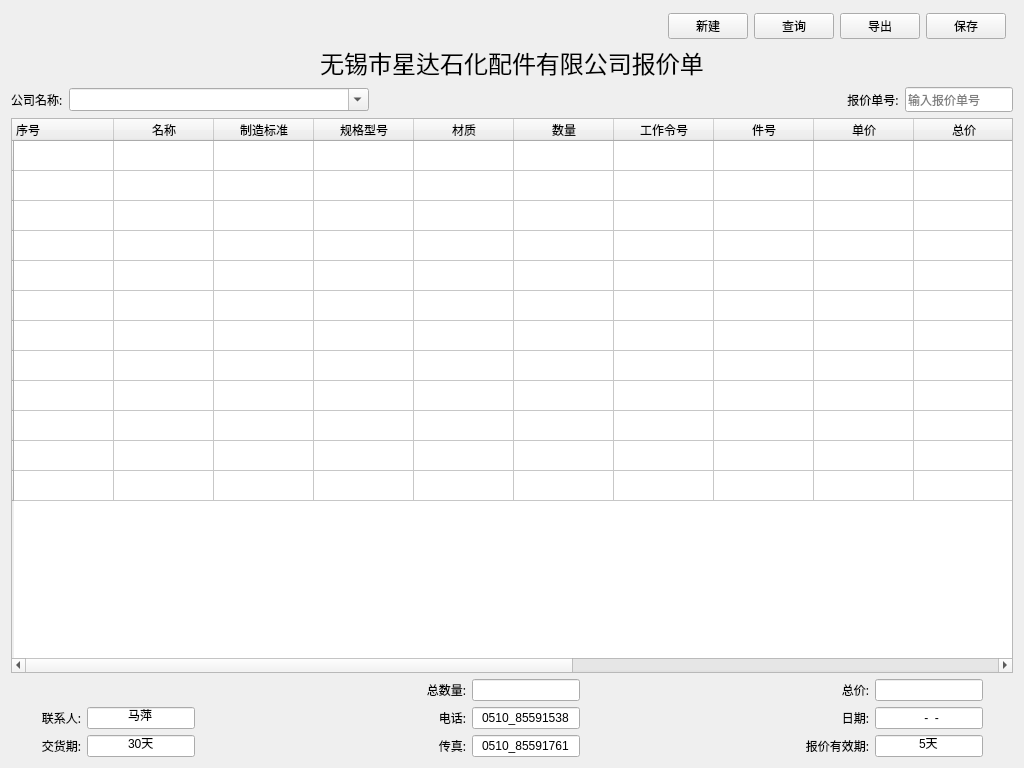
The window that wxxd/sale/quote.ui (djshao/mto) describes before a commit, drawn with Qt 5.
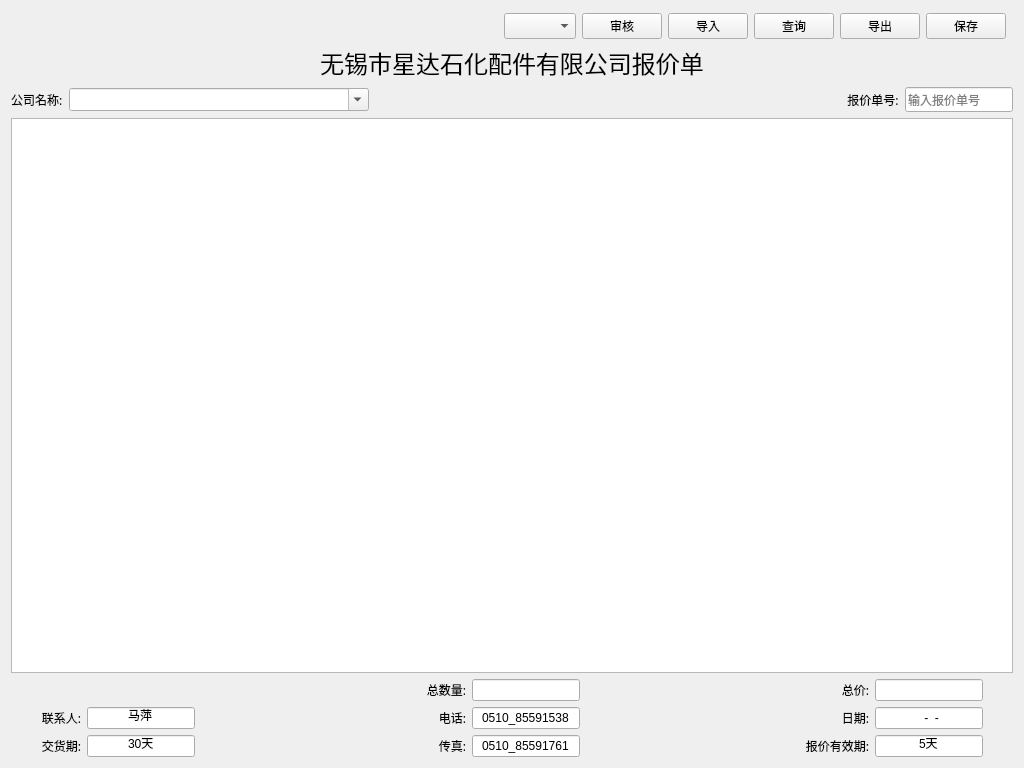
The same window after the commit. Icons and pictures are not drawn.

```diff
--- a/wxxd/sale/quote.ui
+++ b/wxxd/sale/quote.ui
@@ -1,7 +1,7 @@
 <?xml version="1.0" encoding="UTF-8"?>
 <ui version="4.0">
- <class>Fquote</class>
- <widget class="QWidget" name="Fquote">
+ <class>wgt_quote</class>
+ <widget class="QWidget" name="wgt_quote">
   <property name="geometry">
    <rect>
     <x>0</x>
@@ -18,8 +18,6 @@
   </property>
   <layout class="QGridLayout" name="gridLayout_2">
    <item row="0" column="0">
-    <layout class="QVBoxLayout" name="verticalLayout">
-     <item>
       <layout class="QHBoxLayout" name="horizontalLayout">
        <property name="topMargin">
         <number>2</number>
@@ -40,10 +38,40 @@
          </property>
         </spacer>
        </item>
+     <item>
+      <widget class="QComboBox" name="cbo_state">
+       <property name="minimumSize">
+        <size>
+         <width>0</width>
+         <height>26</height>
+        </size>
+       </property>
+       <property name="toolTip">
+        <string>审核情况</string>
+       </property>
+       <property name="currentText">
+        <string/>
+       </property>
+      </widget>
+     </item>
+     <item>
+      <widget class="QPushButton" name="btn_check">
+       <property name="toolTip">
+        <string>审核</string>
+       </property>
+       <property name="text">
+        <string>审核</string>
+       </property>
+       <property name="icon">
+        <iconset resource="../myImage.qrc">
+         <normaloff>:/myImage/images/check.png</normaloff>:/myImage/images/check.png</iconset>
+       </property>
+      </widget>
+     </item>
        <item>
         <widget class="QPushButton" name="PBnew">
          <property name="text">
-          <string>新建</string>
+        <string>导入</string>
          </property>
          <property name="icon">
           <iconset resource="../erp.qrc">
@@ -86,7 +114,7 @@
        </item>
       </layout>
      </item>
-     <item>
+   <item row="1" column="0">
       <widget class="QLabel" name="label">
        <property name="font">
         <font>
@@ -102,7 +130,7 @@
        </property>
       </widget>
      </item>
-     <item>
+   <item row="2" column="0">
       <layout class="QHBoxLayout" name="horizontalLayout_2" stretch="0,0,3,0,0">
        <item>
         <widget class="QLabel" name="label_11">
@@ -182,8 +210,8 @@
          <property name="statusTip">
           <string/>
          </property>
-         <property name="inputMask">
-          <string>99999999</string>
+       <property name="frame">
+        <bool>true</bool>
          </property>
          <property name="alignment">
           <set>Qt::AlignLeading|Qt::AlignLeft|Qt::AlignVCenter</set>
@@ -191,14 +219,15 @@
          <property name="placeholderText">
           <string>输入报价单号</string>
          </property>
+       <property name="clearButtonEnabled">
+        <bool>true</bool>
+       </property>
         </widget>
        </item>
       </layout>
      </item>
-    </layout>
-   </item>
-   <item row="1" column="0">
-    <widget class="QTableWidget" name="TWquote">
+   <item row="3" column="0">
+    <widget class="QTableWidget" name="tblwgt_quote">
      <property name="contextMenuPolicy">
       <enum>Qt::CustomContextMenu</enum>
      </property>
@@ -208,152 +237,9 @@
      <property name="showGrid">
       <bool>true</bool>
      </property>
-     <row>
-      <property name="text">
-       <string/>
-      </property>
-     </row>
-     <row>
-      <property name="text">
-       <string/>
-      </property>
-     </row>
-     <row>
-      <property name="text">
-       <string/>
-      </property>
-     </row>
-     <row>
-      <property name="text">
-       <string/>
-      </property>
-     </row>
-     <row>
-      <property name="text">
-       <string/>
-      </property>
-     </row>
-     <row>
-      <property name="text">
-       <string/>
-      </property>
-     </row>
-     <row>
-      <property name="text">
-       <string/>
-      </property>
-     </row>
-     <row>
-      <property name="text">
-       <string/>
-      </property>
-     </row>
-     <row>
-      <property name="text">
-       <string/>
-      </property>
-     </row>
-     <row>
-      <property name="text">
-       <string/>
-      </property>
-     </row>
-     <row>
-      <property name="text">
-       <string/>
-      </property>
-     </row>
-     <row>
-      <property name="text">
-       <string/>
-      </property>
-     </row>
-     <column>
-      <property name="text">
-       <string>序号</string>
-      </property>
-      <property name="textAlignment">
-       <set>AlignLeading|AlignVCenter</set>
-      </property>
-     </column>
-     <column>
-      <property name="text">
-       <string>名称</string>
-      </property>
-     </column>
-     <column>
-      <property name="text">
-       <string>制造标准</string>
-      </property>
-     </column>
-     <column>
-      <property name="text">
-       <string>规格型号</string>
-      </property>
-     </column>
-     <column>
-      <property name="text">
-       <string>材质</string>
-      </property>
-     </column>
-     <column>
-      <property name="text">
-       <string>数量</string>
-      </property>
-     </column>
-     <column>
-      <property name="text">
-       <string>工作令号</string>
-      </property>
-     </column>
-     <column>
-      <property name="text">
-       <string>件号</string>
-      </property>
-     </column>
-     <column>
-      <property name="text">
-       <string>单价</string>
-      </property>
-     </column>
-     <column>
-      <property name="text">
-       <string>总价</string>
-      </property>
-     </column>
-     <column>
-      <property name="text">
-       <string>单重</string>
-      </property>
-     </column>
-     <column>
-      <property name="text">
-       <string>公斤价</string>
-      </property>
-     </column>
-     <column>
-      <property name="text">
-       <string>加工费</string>
-      </property>
-     </column>
-     <column>
-      <property name="text">
-       <string>其他费用</string>
-      </property>
-     </column>
-     <column>
-      <property name="text">
-       <string>备注</string>
-      </property>
-     </column>
-     <column>
-      <property name="text">
-       <string>折扣%</string>
-      </property>
-     </column>
     </widget>
    </item>
-   <item row="2" column="0">
+   <item row="4" column="0">
     <layout class="QGridLayout" name="gridLayout" columnstretch="0,0,1,1,0,0,2,0,0">
      <property name="leftMargin">
       <number>30</number>
```
Left out of the diff: 1 changed line with no effect on the pictures. Lines whose indentation alone changed are shown as unchanged.
